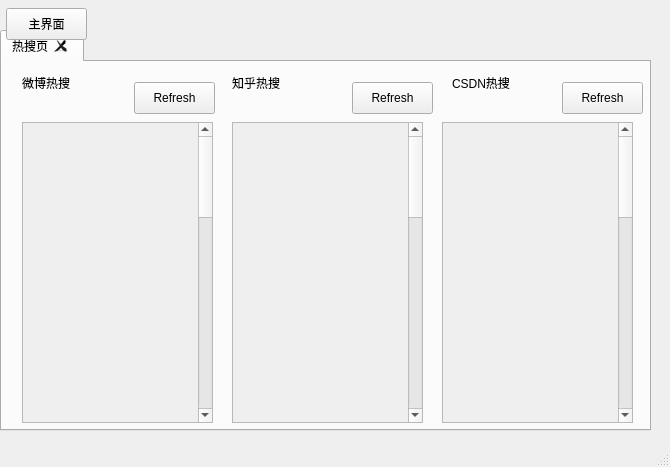
This is allUI/trendingTopic.ui in KJC1999/momofish as Qt 5 draws it before an edit. The edited form follows.
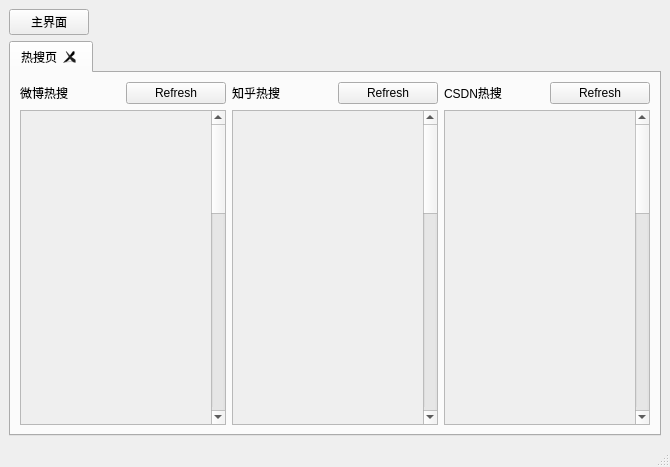
This is the edited form.

Diff of the .ui file:
```diff
--- a/allUI/trendingTopic.ui
+++ b/allUI/trendingTopic.ui
@@ -16,25 +16,69 @@
     <height>467</height>
    </size>
   </property>
-  <property name="maximumSize">
-   <size>
-    <width>670</width>
-    <height>467</height>
-   </size>
-  </property>
   <property name="windowTitle">
    <string>MainWindow</string>
   </property>
   <widget class="QWidget" name="centralwidget">
+   <layout class="QGridLayout" name="gridLayout_2">
+    <item row="0" column="0">
+     <widget class="QPushButton" name="main_Button">
+      <property name="text">
+       <string>主界面</string>
+      </property>
+     </widget>
+    </item>
+    <item row="0" column="1">
+     <widget class="QLabel" name="label">
+      <property name="text">
+       <string/>
+      </property>
+     </widget>
+    </item>
+    <item row="0" column="2">
+     <widget class="QLabel" name="label_2">
+      <property name="text">
+       <string/>
+      </property>
+     </widget>
+    </item>
+    <item row="0" column="3">
+     <widget class="QLabel" name="label_3">
+      <property name="text">
+       <string/>
+      </property>
+     </widget>
+    </item>
+    <item row="0" column="4">
+     <widget class="QLabel" name="label_4">
+      <property name="text">
+       <string/>
+      </property>
+     </widget>
+    </item>
+    <item row="0" column="5">
+     <widget class="QLabel" name="label_5">
+      <property name="text">
+       <string/>
+      </property>
+     </widget>
+    </item>
+    <item row="0" column="6">
+     <widget class="QLabel" name="label_6">
+      <property name="text">
+       <string/>
+      </property>
+     </widget>
+    </item>
+    <item row="0" column="7">
+     <widget class="QLabel" name="label_7">
+      <property name="text">
+       <string/>
+      </property>
+     </widget>
+    </item>
+    <item row="1" column="0" colspan="8">
    <widget class="QTabWidget" name="tabWidget">
-    <property name="geometry">
-     <rect>
-      <x>0</x>
-      <y>30</y>
-      <width>651</width>
-      <height>401</height>
-     </rect>
-    </property>
     <property name="currentIndex">
      <number>0</number>
     </property>
@@ -45,93 +89,51 @@
      <attribute name="title">
       <string>热搜页</string>
      </attribute>
+       <layout class="QGridLayout" name="gridLayout">
+        <item row="0" column="0">
      <widget class="QLabel" name="labelWeibo">
-      <property name="geometry">
-       <rect>
-        <x>20</x>
-        <y>10</y>
-        <width>51</width>
-        <height>21</height>
-       </rect>
-      </property>
       <property name="text">
        <string>微博热搜</string>
       </property>
      </widget>
+        </item>
+        <item row="0" column="1">
+         <widget class="QPushButton" name="pushButton">
+          <property name="text">
+           <string>Refresh</string>
+          </property>
+         </widget>
+        </item>
+        <item row="0" column="2">
      <widget class="QLabel" name="labelZhihu">
-      <property name="geometry">
-       <rect>
-        <x>230</x>
-        <y>10</y>
-        <width>51</width>
-        <height>21</height>
-       </rect>
-      </property>
       <property name="text">
        <string>知乎热搜</string>
       </property>
      </widget>
+        </item>
+        <item row="0" column="3">
+         <widget class="QPushButton" name="pushButton_2">
+          <property name="text">
+           <string>Refresh</string>
+          </property>
+         </widget>
+        </item>
+        <item row="0" column="4">
      <widget class="QLabel" name="labelCsdn">
-      <property name="geometry">
-       <rect>
-        <x>450</x>
-        <y>10</y>
-        <width>61</width>
-        <height>21</height>
-       </rect>
-      </property>
       <property name="text">
        <string>CSDN热搜</string>
       </property>
      </widget>
-     <widget class="QPushButton" name="pushButton">
-      <property name="geometry">
-       <rect>
-        <x>132</x>
-        <y>20</y>
-        <width>81</width>
-        <height>32</height>
-       </rect>
-      </property>
-      <property name="text">
-       <string>Refresh</string>
-      </property>
-     </widget>
-     <widget class="QPushButton" name="pushButton_2">
-      <property name="geometry">
-       <rect>
-        <x>350</x>
-        <y>20</y>
-        <width>81</width>
-        <height>32</height>
-       </rect>
-      </property>
-      <property name="text">
-       <string>Refresh</string>
-      </property>
-     </widget>
+        </item>
+        <item row="0" column="5">
      <widget class="QPushButton" name="pushButton_3">
-      <property name="geometry">
-       <rect>
-        <x>560</x>
-        <y>20</y>
-        <width>81</width>
-        <height>32</height>
-       </rect>
-      </property>
       <property name="text">
        <string>Refresh</string>
       </property>
      </widget>
+        </item>
+        <item row="1" column="0" colspan="2">
      <widget class="QScrollArea" name="scrollArea_weibo">
-      <property name="geometry">
-       <rect>
-        <x>20</x>
-        <y>60</y>
-        <width>191</width>
-        <height>301</height>
-       </rect>
-      </property>
       <property name="widgetResizable">
        <bool>true</bool>
       </property>
@@ -502,15 +504,9 @@
        </layout>
       </widget>
      </widget>
+        </item>
+        <item row="1" column="2" colspan="2">
      <widget class="QScrollArea" name="scrollArea_zhihu">
-      <property name="geometry">
-       <rect>
-        <x>230</x>
-        <y>60</y>
-        <width>191</width>
-        <height>301</height>
-       </rect>
-      </property>
       <property name="widgetResizable">
        <bool>true</bool>
       </property>
@@ -519,7 +515,7 @@
         <rect>
          <x>0</x>
          <y>0</y>
-         <width>174</width>
+             <width>173</width>
          <height>1218</height>
         </rect>
        </property>
@@ -881,15 +877,9 @@
        </layout>
       </widget>
      </widget>
+        </item>
+        <item row="1" column="4" colspan="2">
      <widget class="QScrollArea" name="scrollArea_Csdn">
-      <property name="geometry">
-       <rect>
-        <x>440</x>
-        <y>60</y>
-        <width>191</width>
-        <height>301</height>
-       </rect>
-      </property>
       <property name="widgetResizable">
        <bool>true</bool>
       </property>
@@ -1260,21 +1250,12 @@
        </layout>
       </widget>
      </widget>
-    </widget>
-   </widget>
-   <widget class="QPushButton" name="main_Button">
-    <property name="geometry">
-     <rect>
-      <x>6</x>
-      <y>8</y>
-      <width>81</width>
-      <height>32</height>
-     </rect>
-    </property>
-    <property name="text">
-     <string>主界面</string>
-    </property>
-   </widget>
+        </item>
+       </layout>
+      </widget>
+     </widget>
+    </item>
+   </layout>
   </widget>
   <widget class="QStatusBar" name="statusbar"/>
  </widget>
```
Lines whose indentation alone changed are shown as unchanged.
